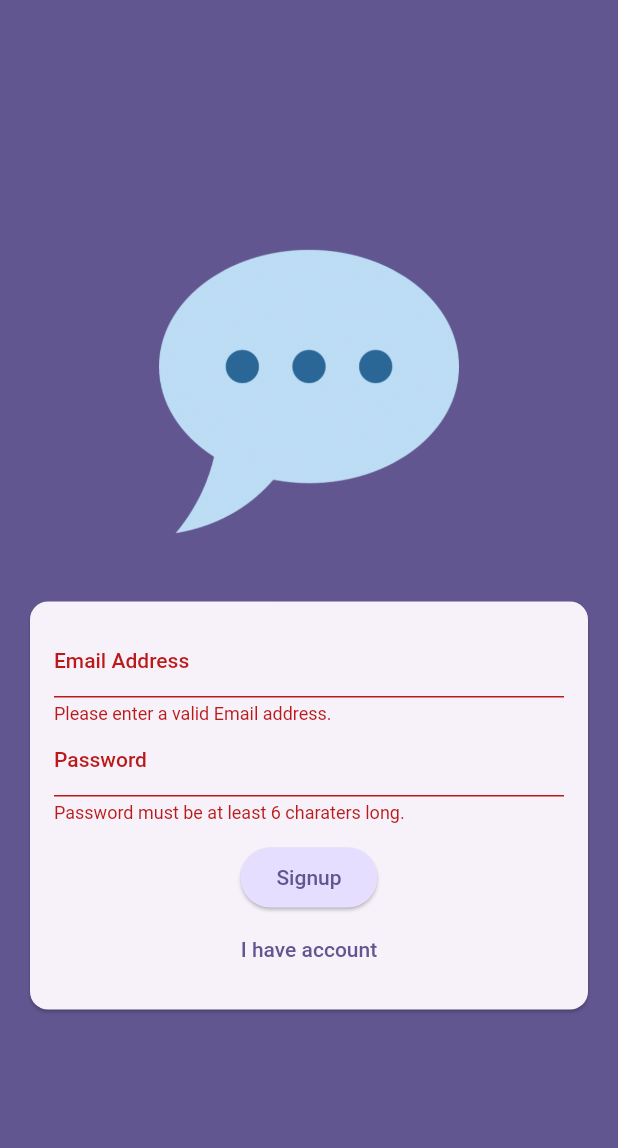
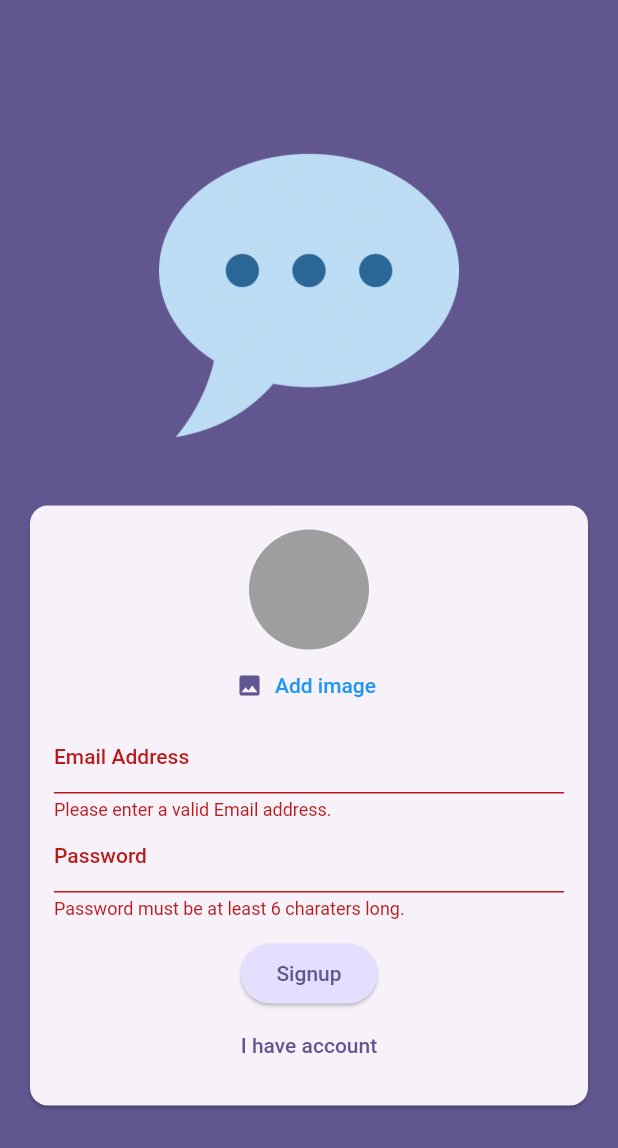
Before and after one commit to NeelVora1119/chat_app, a Flutter app: the screen it shows after launch, after a tap on "Login", after a tap on "Create an account", on a phone screen of 412 x 824 dp. Shown: the top 1148 px of the screen. Run offline on Flutter 3.47's test engine with Material 2 defaults, Android fonts, the phone set to English and light mode, and no system bars; our stand-ins replace firebase_auth, firebase_core, image_picker; accounts and stored records are empty.

Commit message:
splash screen | logout | profile image picker

```diff
--- a/lib/main.dart
+++ b/lib/main.dart
@@ -1,5 +1,6 @@
 import 'package:chat_app/screens/auth.dart';
 import 'package:chat_app/screens/chat.dart';
+import 'package:chat_app/screens/splash.dart';
 import 'package:firebase_auth/firebase_auth.dart';
 import 'package:flutter/material.dart';
 import 'package:firebase_core/firebase_core.dart';
@@ -28,6 +29,9 @@ class App extends StatelessWidget {
       home: StreamBuilder(
         stream: FirebaseAuth.instance.authStateChanges(),
         builder: (ctx, snapshot) {
+          if (snapshot.connectionState == ConnectionState.waiting) {
+            return const SplashScreen();
+          }
           if (snapshot.hasData) {
             return const ChatScreen();
           }
--- a/lib/screens/auth.dart
+++ b/lib/screens/auth.dart
@@ -1,3 +1,4 @@
+import 'package:chat_app/widgets/user_image_picker.dart';
 import 'package:firebase_auth/firebase_auth.dart';
 import 'package:flutter/material.dart';
 
@@ -74,6 +75,7 @@ class _AuthScreenState extends State<AuthScreen> {
                         child: Column(
                           mainAxisSize: MainAxisSize.min,
                           children: [
+                            if (!_isLogin) UserImagePicker(),
                             TextFormField(
                               decoration: const InputDecoration(
                                   labelText: 'Email Address'),
--- /dev/null
+++ b/lib/screens/splash.dart
@@ -0,0 +1,17 @@
+import 'package:flutter/material.dart';
+
+class SplashScreen extends StatelessWidget {
+  const SplashScreen({super.key});
+
+  @override
+  Widget build(BuildContext context) {
+    return Scaffold(
+      appBar: AppBar(
+        title: const Text('Flutter Chat'),
+      ),
+      body: const Center(
+        child: Text('Loading...'),
+      ),
+    );
+  }
+}
--- /dev/null
+++ b/lib/widgets/user_image_picker.dart
@@ -0,0 +1,48 @@
+import 'dart:io';
+
+import 'package:flutter/material.dart';
+import 'package:image_picker/image_picker.dart';
+
+class UserImagePicker extends StatefulWidget {
+  const UserImagePicker({super.key});
+
+  @override
+  State<UserImagePicker> createState() => _UserImagePickerState();
+}
+
+class _UserImagePickerState extends State<UserImagePicker> {
+  File? _pickedImageFile;
+
+  void _pickImage()async{
+    final pickedImage=await ImagePicker().pickImage(source: ImageSource.camera,imageQuality: 50,maxWidth: 150,);
+    if(pickedImage==null){
+      return;
+    }
+
+    setState(() {
+      _pickedImageFile=File(pickedImage.path);
+    });
+  }
+
+
+  @override
+  Widget build(BuildContext context) {
+    return Column(
+      children: [
+        CircleAvatar(
+          radius: 40,
+          backgroundColor: Colors.grey,
+          foregroundImage:_pickedImageFile!=null? FileImage(_pickedImageFile!):null,
+        ),
+        TextButton.icon(
+          onPressed: _pickImage,
+          icon:const Icon(Icons.image),
+          label: Text(
+            'Add image',
+            style: TextStyle(color: Theme.of(context).primaryColor),
+          ),
+        )
+      ],
+    );
+  }
+}
--- a/pubspec.yaml
+++ b/pubspec.yaml
@@ -37,6 +37,8 @@ dependencies:
   cupertino_icons: ^1.0.2
   firebase_core: ^2.15.1
   firebase_auth: ^4.8.0
+  firebase_storage: ^11.2.6
+  image_picker: ^1.0.2
 
 dev_dependencies:
   flutter_test:
```
Also changed, not shown: lib/screens/chat.dart (+13 -1 lines), pubspec.lock, 5 other files.
